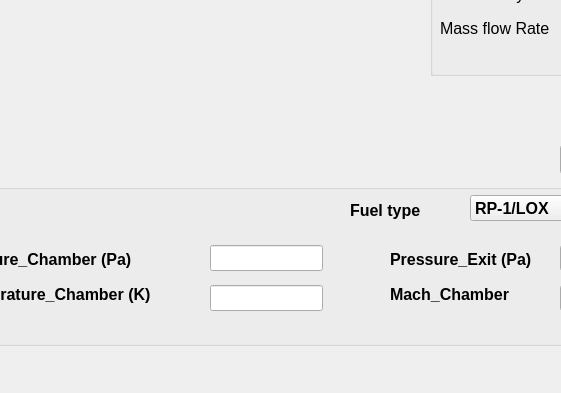
First picture: the form in mainwindow.ui, repository kunlunliu2/RocketNozzleDesign, before the edit; both pictures show x 440 to 1001 and y 375 to 768 of the 1146 by 768 pixel window.
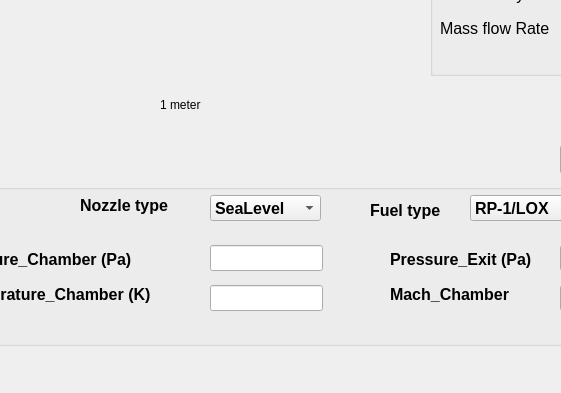
Second picture: the form after the edit.

```diff
--- a/mainwindow.ui
+++ b/mainwindow.ui
@@ -133,7 +133,7 @@
     <widget class="QLabel" name="label_7">
      <property name="geometry">
       <rect>
-       <x>770</x>
+       <x>790</x>
        <y>30</y>
        <width>111</width>
        <height>31</height>
@@ -221,6 +221,39 @@
       </item>
      </layout>
     </widget>
+    <widget class="QComboBox" name="comboBox_2">
+     <property name="geometry">
+      <rect>
+       <x>630</x>
+       <y>30</y>
+       <width>111</width>
+       <height>26</height>
+      </rect>
+     </property>
+     <item>
+      <property name="text">
+       <string>SeaLevel</string>
+      </property>
+     </item>
+     <item>
+      <property name="text">
+       <string>Vacuum</string>
+      </property>
+     </item>
+    </widget>
+    <widget class="QLabel" name="label_16">
+     <property name="geometry">
+      <rect>
+       <x>500</x>
+       <y>30</y>
+       <width>121</width>
+       <height>21</height>
+      </rect>
+     </property>
+     <property name="text">
+      <string>Nozzle type</string>
+     </property>
+    </widget>
    </widget>
    <widget class="QGroupBox" name="groupBox_2">
     <property name="geometry">
@@ -329,6 +362,19 @@
 	By Kunlun Liu</string>
     </property>
    </widget>
+   <widget class="QLabel" name="label_17">
+    <property name="geometry">
+     <rect>
+      <x>600</x>
+      <y>470</y>
+      <width>101</width>
+      <height>20</height>
+     </rect>
+    </property>
+    <property name="text">
+     <string>1 meter</string>
+    </property>
+   </widget>
   </widget>
   <widget class="QMenuBar" name="menubar">
    <property name="geometry">
```
